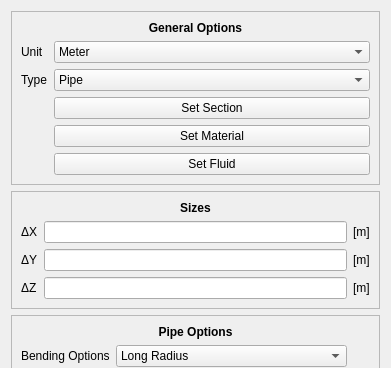
Old version of the form pulse/interface/ui_files/model/geometry/test_geometry_designer_widget.ui in the repository open-pulse/OpenPulse; both pictures show x 0 to 391 and y 0 to 368 of the 391 by 812 pixel window.
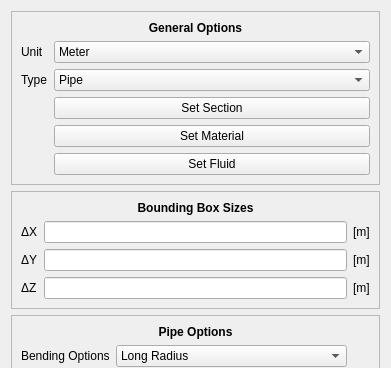
New version of the form.

Commit message: add function to switch between segment and point edition mode

What changed in the file:
```diff
--- a/pulse/interface/ui_files/model/geometry/test_geometry_designer_widget.ui
+++ b/pulse/interface/ui_files/model/geometry/test_geometry_designer_widget.ui
@@ -189,7 +189,7 @@
          </font>
         </property>
         <property name="text">
-         <string>Sizes</string>
+         <string>Bounding Box Sizes</string>
         </property>
         <property name="alignment">
          <set>Qt::AlignCenter</set>
```
Left out of the diff: 2 changed lines with no effect on the pictures. The commit also changes 1 other file.
